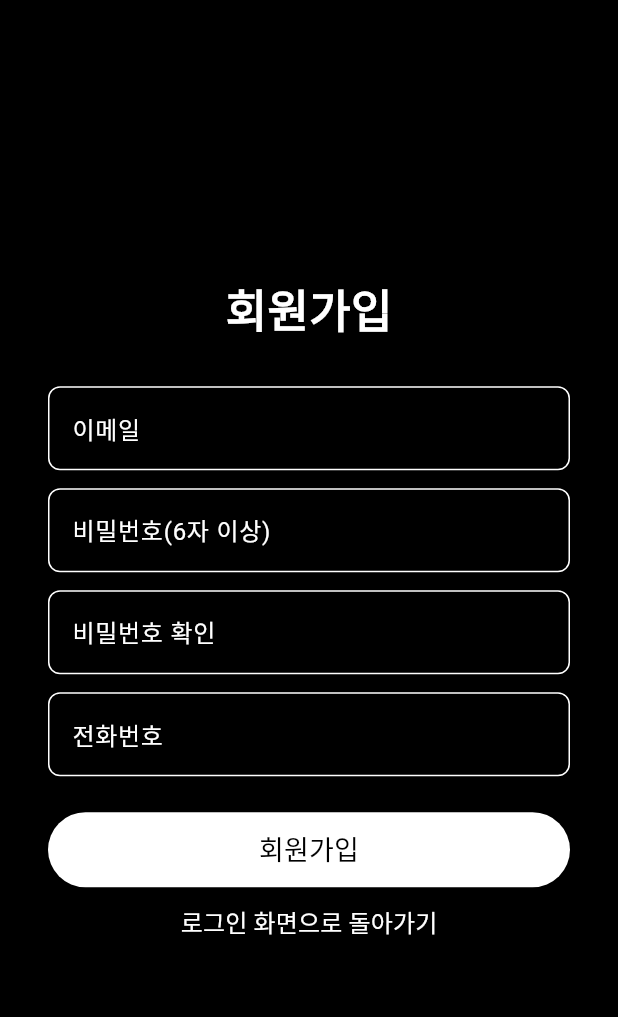
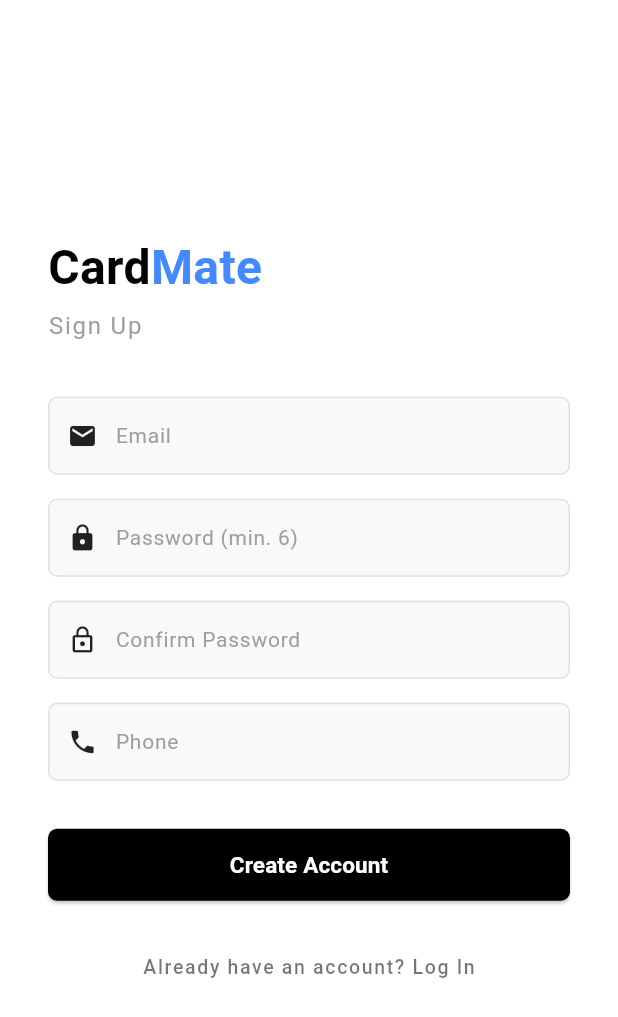
Before and after one commit to nfccapstone/CardMate, a Flutter app: the RegisterScreen screen opened by its route, on a phone screen of 412 x 824 dp. Shown: the top 1017 px of the screen. Run offline on Flutter 3.47's test engine with Material 3 defaults, Android fonts, the phone set to English and light mode, and no system bars; our stand-ins replace cloud_firestore, file_picker, firebase_auth, firebase_core, firebase_storage, get and 4 more; missing offline and left inert: flutter_quill, nfc_manager; accounts and stored records are empty.

Commit message:
register screen ui

```diff
--- a/lib/features/register/register_screen.dart
+++ b/lib/features/register/register_screen.dart
@@ -7,51 +7,90 @@ class RegisterScreen extends StatelessWidget {
 
   @override
   Widget build(BuildContext context) {
-    // GetX 바인딩을 통해 등록된 컨트롤러를 가져옵니다.
     final RegisterController controller = Get.find<RegisterController>();
 
     return Scaffold(
-      backgroundColor: Colors.black,
+      backgroundColor: Colors.white,
       body: Center(
         child: SingleChildScrollView(
           padding: const EdgeInsets.symmetric(horizontal: 32.0),
           child: Column(
+            mainAxisSize: MainAxisSize.min,
+            crossAxisAlignment: CrossAxisAlignment.start,
             children: [
-              const Text(
-                "회원가입",
+              const Text.rich(
+                TextSpan(
+                  children: [
+                    TextSpan(
+                      text: 'Card',
                       style: TextStyle(
-                  fontSize: 30,
+                        fontSize: 32,
                         fontWeight: FontWeight.bold,
-                  color: Colors.white,
+                        color: Colors.black,
                       ),
                     ),
-              const SizedBox(height: 30),
-              _buildTextField(controller.emailController, "이메일", false,
-                  TextInputType.emailAddress),
-              const SizedBox(height: 12),
-              _buildTextField(
-                  controller.passwordController, "비밀번호(6자 이상)", true),
-              const SizedBox(height: 12),
-              _buildTextField(
-                  controller.confirmPasswordController, "비밀번호 확인", true),
-              const SizedBox(height: 12),
-              _buildTextField(controller.phoneController, "전화번호", false,
-                  TextInputType.phone),
-              const SizedBox(height: 24),
+                    TextSpan(
+                      text: 'Mate',
+                      style: TextStyle(
+                        fontSize: 32,
+                        fontWeight: FontWeight.bold,
+                        color: Colors.blueAccent,
+                      ),
+                    ),
+                  ],
+                ),
+              ),
+              const SizedBox(height: 4),
+              const Text(
+                "Sign Up",
+                style: TextStyle(
+                  fontSize: 16,
+                  color: Colors.grey,
+                  fontWeight: FontWeight.w400,
+                  letterSpacing: 1.2,
+                ),
+              ),
+              const SizedBox(height: 36),
+              _buildInputField(
+                  controller.emailController, "Email", Icons.email, false),
+              const SizedBox(height: 16),
+              _buildInputField(controller.passwordController,
+                  "Password (min. 6)", Icons.lock, true),
+              const SizedBox(height: 16),
+              _buildInputField(controller.confirmPasswordController,
+                  "Confirm Password", Icons.lock_outline, true),
+              const SizedBox(height: 16),
+              _buildInputField(
+                  controller.phoneController, "Phone", Icons.phone, false),
+              const SizedBox(height: 32),
               ElevatedButton(
                 onPressed: controller.register,
                 style: ElevatedButton.styleFrom(
-                  backgroundColor: Colors.white,
-                  foregroundColor: Colors.black,
-                  minimumSize: const Size(double.infinity, 50),
+                  backgroundColor: Colors.black,
+                  foregroundColor: Colors.white,
+                  minimumSize: const Size(double.infinity, 48),
+                  shape: RoundedRectangleBorder(
+                    borderRadius: BorderRadius.circular(6),
                   ),
-                child: const Text("회원가입", style: TextStyle(fontSize: 18)),
                 ),
-              TextButton(
+                child: const Text(
+                  "Create Account",
+                  style: TextStyle(fontSize: 15, fontWeight: FontWeight.w600),
+                ),
+              ),
+              const SizedBox(height: 20),
+              Center(
+                child: TextButton(
                   onPressed: () => Get.back(),
                   child: const Text(
-                  "로그인 화면으로 돌아가기",
-                  style: TextStyle(color: Colors.white, fontSize: 16),
+                    "Already have an account? Log In",
+                    style: TextStyle(
+                      color: Colors.black54,
+                      fontSize: 13,
+                      fontWeight: FontWeight.w500,
+                      letterSpacing: 1.1,
+                    ),
+                  ),
                 ),
               ),
             ],
@@ -61,25 +100,38 @@ class RegisterScreen extends StatelessWidget {
     );
   }
 
-  Widget _buildTextField(
-      TextEditingController controller, String label, bool isPassword,
-      [TextInputType keyboardType = TextInputType.text]) {
-    return TextField(
+  Widget _buildInputField(
+    TextEditingController controller,
+    String hint,
+    IconData icon,
+    bool isPassword,
+  ) {
+    return Container(
+      height: 52,
+      padding: const EdgeInsets.symmetric(horizontal: 12),
+      decoration: BoxDecoration(
+        color: const Color(0xFFF9F9F9),
+        borderRadius: BorderRadius.circular(6),
+        border: Border.all(color: Colors.grey.shade300),
+      ),
+      child: Row(
+        children: [
+          Icon(icon, color: Colors.black87, size: 20),
+          const SizedBox(width: 12),
+          Expanded(
+            child: TextField(
               controller: controller,
               obscureText: isPassword,
-      keyboardType: keyboardType,
-      style: const TextStyle(color: Colors.white),
+              style: const TextStyle(color: Colors.black87, fontSize: 14),
+              cursorColor: Colors.grey,
               decoration: InputDecoration(
-        labelText: label,
-        labelStyle: const TextStyle(color: Colors.white),
-        enabledBorder: OutlineInputBorder(
-          borderSide: const BorderSide(color: Colors.white),
-          borderRadius: BorderRadius.circular(8),
+                hintText: hint,
+                border: InputBorder.none,
+                hintStyle: const TextStyle(color: Colors.grey),
               ),
-        focusedBorder: OutlineInputBorder(
-          borderSide: const BorderSide(color: Colors.blueAccent),
-          borderRadius: BorderRadius.circular(8),
             ),
+          ),
+        ],
       ),
     );
   }
```
Lines whose indentation alone changed are shown as unchanged.
